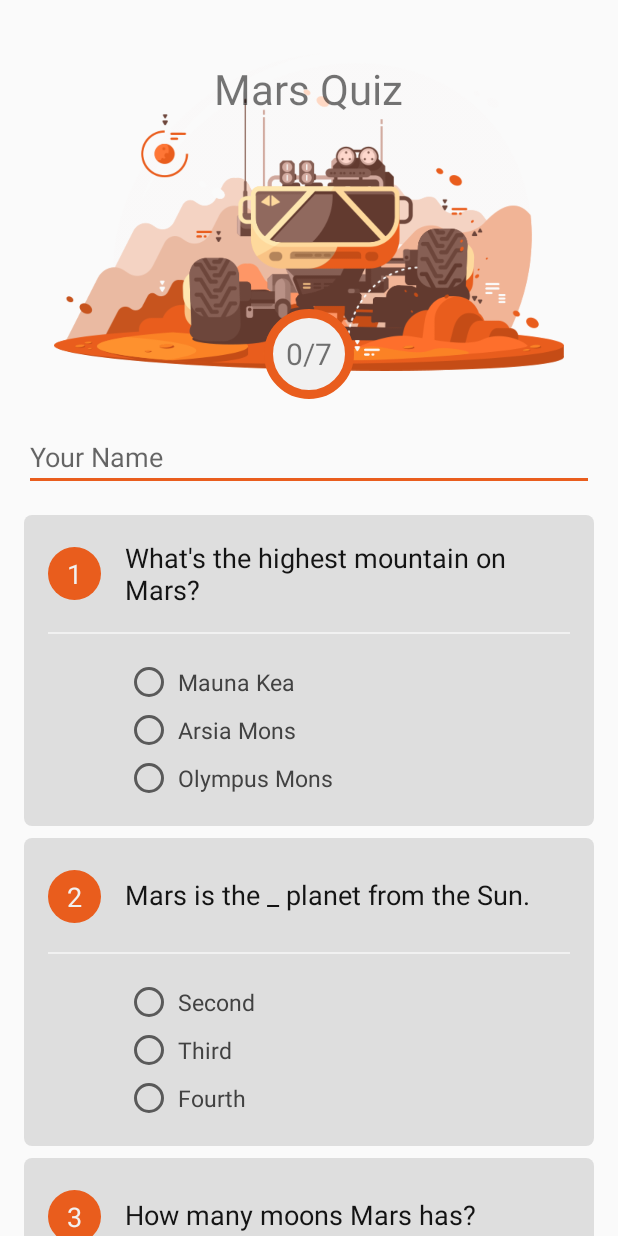
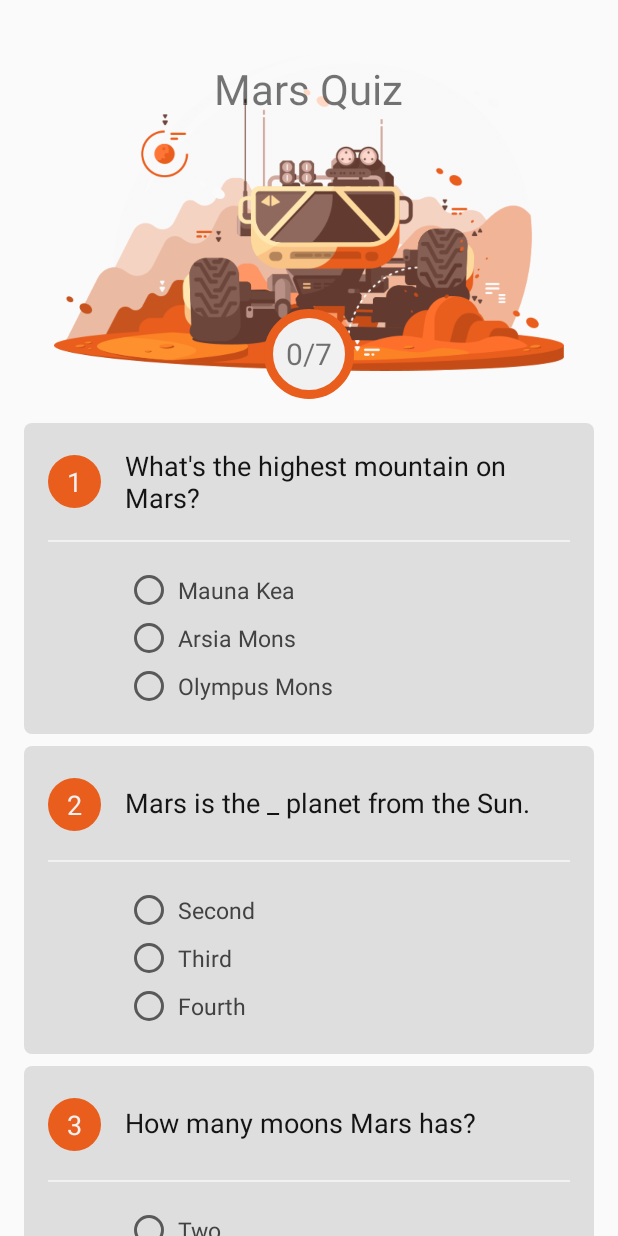
Before and after one commit to danieldogeanu/QuizApp, an Android app: the screen it shows after launch (MainActivity), on a phone screen of 412 x 824 dp. Run offline under Robolectric (Android 15) with nearby library versions, the phone set to English and light mode, and no system bars.

Commit message:
Removed Name Field and User Name Logic

```diff
--- a/app/src/main/res/layout-w400dp/activity_main.xml
+++ b/app/src/main/res/layout-w400dp/activity_main.xml
@@ -24,10 +24,6 @@
                 style="@style/HeaderProgressLargerScreens" />
 
         </RelativeLayout>
-
-        <EditText
-            android:id="@+id/name_field"
-            style="@style/NameField" />
 
         <RelativeLayout
             android:id="@+id/quiz_card_one"
--- a/app/src/main/res/layout-w480dp/activity_main.xml
+++ b/app/src/main/res/layout-w480dp/activity_main.xml
@@ -24,10 +24,6 @@
                 style="@style/HeaderProgressLargerScreens" />
 
         </RelativeLayout>
-
-        <EditText
-            android:id="@+id/name_field"
-            style="@style/NameField" />
 
         <RelativeLayout
             android:id="@+id/quiz_card_one"
--- a/app/src/main/res/layout/activity_main.xml
+++ b/app/src/main/res/layout/activity_main.xml
@@ -24,10 +24,6 @@
                 style="@style/HeaderProgress" />
 
         </RelativeLayout>
-
-        <EditText
-            android:id="@+id/name_field"
-            style="@style/NameField" />
 
         <RelativeLayout
             android:id="@+id/quiz_card_one"
--- a/app/src/main/res/values/strings.xml
+++ b/app/src/main/res/values/strings.xml
@@ -61,8 +61,7 @@
     <string name="score_text"><xliff:g id="score">%1$s</xliff:g>/10</string>
 
     <string name="questions_toast"><xliff:g id="questions">%1$s</xliff:g>/7 Answered</string>
-    <string name="score_toast_text"><xliff:g id="name">%1$s</xliff:g>, you\'ve scored <xliff:g id="score">%2$s</xliff:g> points out of 10!</string>
-    <string name="score_toast_text_empty_name">You\'ve scored <xliff:g id="score">%1$s</xliff:g> points out of 10!</string>
+    <string name="score_toast">You\'ve scored <xliff:g id="score">%1$s</xliff:g> points out of 10!</string>
     <string name="reset_toast">Reset Completed</string>
 
 </resources>
--- a/app/src/main/res/values/styles.xml
+++ b/app/src/main/res/values/styles.xml
@@ -60,15 +60,6 @@
 
     <style name="HeaderProgressLargerScreens" parent="@style/HeaderProgress">
         <item name="android:layout_marginBottom">0dp</item>
-    </style>
-
-    <style name="NameField">
-        <item name="android:layout_width">match_parent</item>
-        <item name="android:layout_height">wrap_content</item>
-        <item name="android:layout_marginBottom">16dp</item>
-        <item name="android:backgroundTint">@color/colorAccent</item>
-        <item name="android:inputType">textCapWords</item>
-        <item name="android:hint">@string/user_name_hint</item>
     </style>
 
     <style name="QuizCard">
```
Also changed, not shown: app/src/main/java/com/danieldogeanu/android/quizapp/MainActivity.java (+1 -31 lines), 1 other file.
